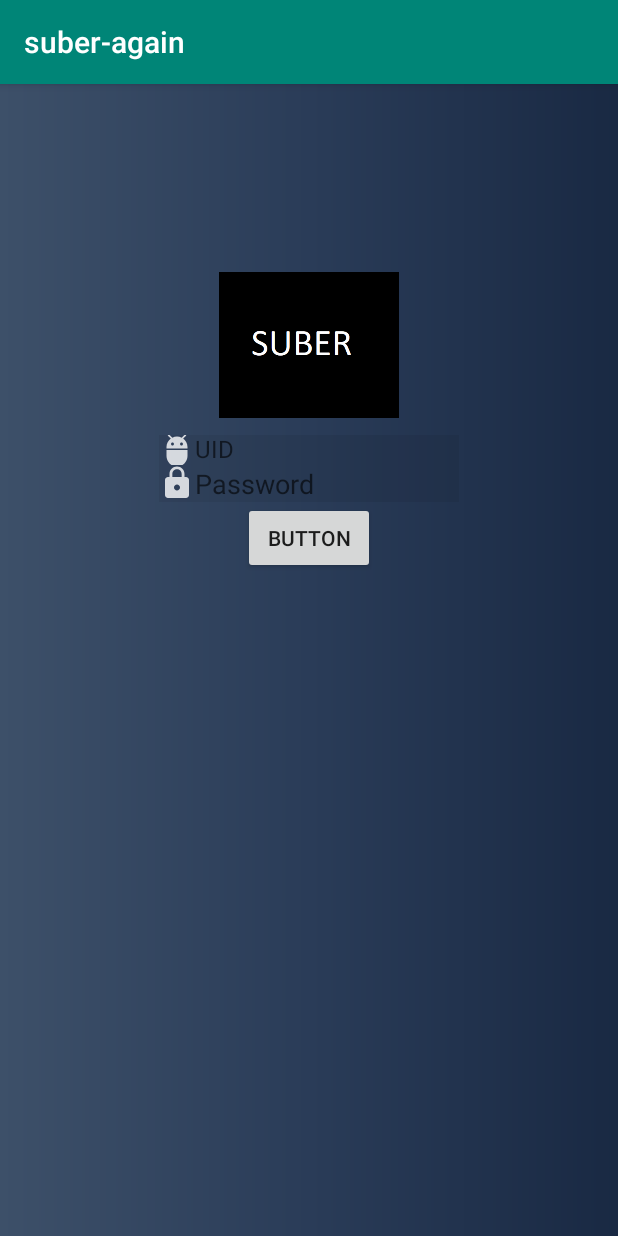
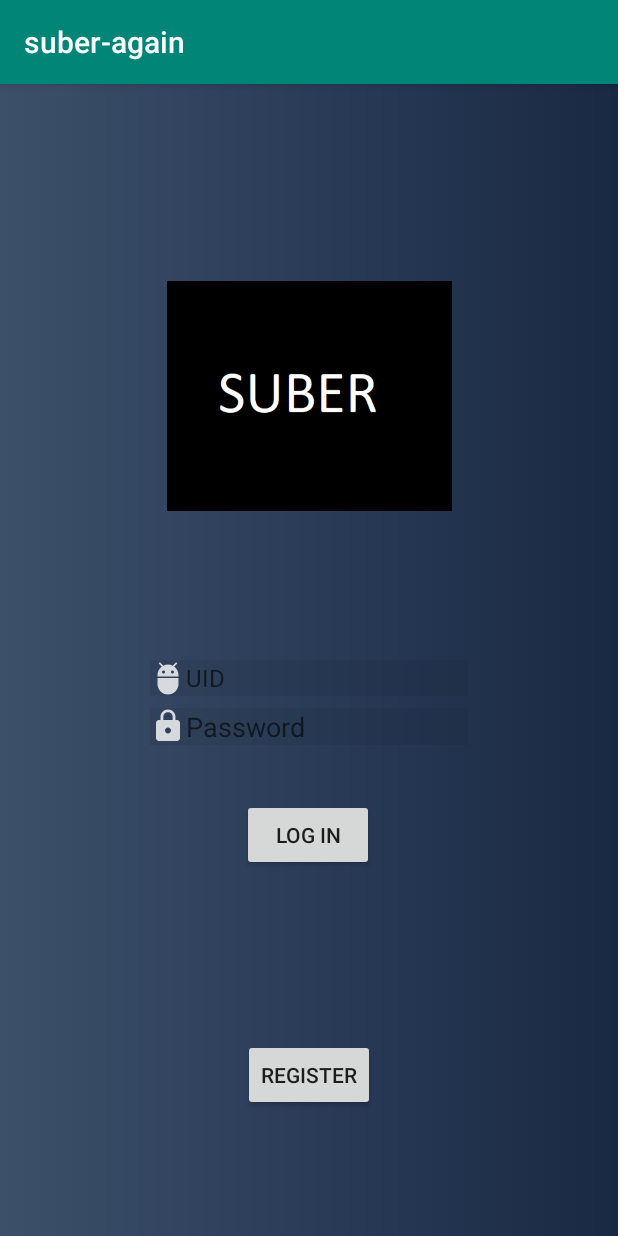
Before and after one commit to royhendel/SUBER, an Android app: the screen it shows after launch (MainActivity), on a phone screen of 412 x 824 dp. Run offline under Robolectric (Android 15) with nearby library versions, the light colour scheme and no system bars; our stand-ins replace Firebase (no records; nobody signed in at launch, a user with empty details on screens opened directly).

Commit message:
register added

```diff
--- a/Suber-again/app/src/main/AndroidManifest.xml
+++ b/Suber-again/app/src/main/AndroidManifest.xml
@@ -9,7 +9,8 @@
         android:roundIcon="@mipmap/ic_launcher_round"
         android:supportsRtl="true"
         android:theme="@style/AppTheme">
-        <activity android:name=".SaniterHomeScreen"></activity>
+        <activity android:name=".SignUpActivity"></activity>
+        <activity android:name=".DoctorHomeScreen"></activity>
         <activity android:name=".MainActivity">
             <intent-filter>
                 <action android:name="android.intent.action.MAIN" />
--- a/Suber-again/app/src/main/java/com/example/suber_again/MainActivity.java
+++ b/Suber-again/app/src/main/java/com/example/suber_again/MainActivity.java
@@ -13,12 +13,19 @@ import android.widget.Toast;
 
 import com.google.firebase.database.DataSnapshot;
 import com.google.firebase.database.DatabaseError;
+import com.google.firebase.database.DatabaseReference;
+import com.google.firebase.database.FirebaseDatabase;
 import com.google.firebase.database.ValueEventListener;
+import com.google.firebase.database.Query;
+import com.google.firebase.database.ChildEventListener;
 
 public class MainActivity extends AppCompatActivity {
 
     private EditText username, password;
-    private Button loginbtn;
+    private Button loginbtn, registerbtn;
+
+    FirebaseDatabase database;
+    DatabaseReference UsersDatabase;
 
     @Override
     protected void onCreate(Bundle savedInstanceState) {
@@ -28,55 +35,65 @@ public class MainActivity extends AppCompatActivity {
         username = findViewById(R.id.Username);
         password = findViewById(R.id.Password);
         loginbtn = findViewById(R.id.loginbutton);
-
+        registerbtn = findViewById(R.id.Register);
+        //FireBase
+        database = FirebaseDatabase.getInstance();
+        UsersDatabase = database.getReference("users");
 
         /*Intent intent = new Intent(MainActivity.this, SaniterHomeScreen.class);
         startActivity(new );*/
+        registerbtn.setOnClickListener(new View.OnClickListener()  {
+            @Override
+            public void onClick(View v){
+                Intent intent = new Intent(MainActivity.this, SignUpActivity.class);
+                startActivity(intent);
+            }
 
+
+        });
         loginbtn.setOnClickListener(new View.OnClickListener() {
             @Override
             public void onClick(View v) {
                 Toast.makeText(MainActivity.this, "Verifying User Information", Toast.LENGTH_SHORT).show();
 
-                /*progress = new ProgressDialog(LoginActivity.this);
-                progress.setMessage("Just a couple seconds...");
-                progress.setTitle("Logging you in...");
-                progress.setProgress(ProgressDialog.STYLE_SPINNER);
-                progress.show();
+                String username_input = username.getText().toString();
+                String password_input = password.getText().toString();
 
-                username_input = username.getText().toString();
-                String pass = editpass.getText().toString();
-                mAuth.signInWithEmailAndPassword(user, pass).addOnCompleteListener(LoginActivity.this, new OnCompleteListener<AuthResult>() {
-                    @Override
-                    public void onComplete(@NonNull Task<AuthResult> task) {
-
-                        if (task.isSuccessful()) {
-                            StaticObjects.useruid = mAuth.getUid();
-                            myRef = database.getReference("eztravel").child(mAuth.getUid());
-                            myRef.addListenerForSingleValueEvent(new ValueEventListener() {
-                                @Override
-                                public void onDataChange(@NonNull DataSnapshot dataSnapshot) {
-                                    StaticObjects.user = dataSnapshot.getValue(eztravel.class);
-                                    progress.dismiss();
-                                    startActivity(new Intent(LoginActivity.this, MainActivity.class));
-                                }
-
-                                @Override
-                                public void onCancelled(@NonNull DatabaseError databaseError) {
-                                    progress.dismiss();
-                                }
-                            });
-
-
-                        }
-
-                    }
-                });
-                */
+                Log_in(username_input, password_input);
 
             }
         });
 
 
     }
+
+    public void Log_in(final String username_input, final String password_input) {
+        UsersDatabase.addListenerForSingleValueEvent(new ValueEventListener() {
+            @Override
+            public void onDataChange(@NonNull DataSnapshot dataSnapshot) {
+                if(dataSnapshot.child(username_input).exists()){
+                    if(!username_input.isEmpty()){
+                        User Current_Attempt = dataSnapshot.child(username_input).getValue(User.class);
+                        if(Current_Attempt.getPassword().equals(password_input)){
+                            Toast.makeText(MainActivity.this, "Successfully logged in", Toast.LENGTH_SHORT).show();
+                        }
+                        else{
+                            Toast.makeText(MainActivity.this, "Password is Incorrect", Toast.LENGTH_SHORT).show();
+                        }
+
+                    }
+                    else{
+                        Toast.makeText(MainActivity.this, "Username is Not Registered", Toast.LENGTH_SHORT).show();
+                    }
+
+                }
+
+            }
+
+            @Override
+            public void onCancelled(@NonNull DatabaseError databaseError) {
+                Toast.makeText(MainActivity.this, "Error", Toast.LENGTH_SHORT).show();
+            }
+        });
+    }
 }
--- a/Suber-again/app/src/main/res/layout/activity_main.xml
+++ b/Suber-again/app/src/main/res/layout/activity_main.xml
@@ -1,7 +1,8 @@
 <?xml version="1.0" encoding="utf-8"?>
-<LinearLayout xmlns:android="http://schemas.android.com/apk/res/android"
+<androidx.constraintlayout.widget.ConstraintLayout xmlns:android="http://schemas.android.com/apk/res/android"
     xmlns:app="http://schemas.android.com/apk/res-auto"
     xmlns:tools="http://schemas.android.com/tools"
+    android:id="@+id/linearLayout2"
     android:layout_width="match_parent"
     android:layout_height="match_parent"
     android:background="@drawable/gradient"
@@ -10,47 +11,73 @@
 
     <ImageView
         android:id="@+id/imageView"
-        android:layout_width="120dp"
-        android:layout_height="120dp"
-        android:layout_gravity="center_horizontal"
-        android:layout_alignParentTop="true"
-        android:layout_centerHorizontal="true"
-        android:layout_marginTop="114dp"
+        android:layout_width="190dp"
+        android:layout_height="165dp"
+        android:layout_marginTop="32dp"
+        app:layout_constraintBottom_toTopOf="@+id/Username"
+        app:layout_constraintEnd_toEndOf="parent"
+        app:layout_constraintStart_toStartOf="parent"
+        app:layout_constraintTop_toTopOf="parent"
         app:srcCompat="@drawable/suber_logo" />
 
     <EditText
         android:id="@+id/Username"
-        android:layout_width="200dp"
-        android:layout_height="20dp"
-        android:layout_alignParentBottom="true"
-        android:layout_centerInParent="true"
-        android:layout_gravity="center_horizontal"
+        android:layout_width="0dp"
+        android:layout_height="wrap_content"
         android:background="#11000000"
         android:drawableLeft="@drawable/ic_userdroid"
         android:ems="10"
         android:hint="UID"
         android:inputType="textPersonName"
-        android:textSize="16dp" />
+        android:textSize="16dp"
+        app:layout_constraintBottom_toBottomOf="parent"
+        app:layout_constraintEnd_toEndOf="@+id/Password"
+        app:layout_constraintHorizontal_bias="0.0"
+        app:layout_constraintStart_toStartOf="@+id/Password"
+        app:layout_constraintTop_toTopOf="parent"
+        app:layout_constraintVertical_bias="0.516" />
 
     <EditText
         android:id="@+id/Password"
-        android:layout_width="200dp"
-        android:layout_gravity="center_horizontal"
+        android:layout_width="0dp"
         android:layout_height="wrap_content"
+        android:layout_marginStart="100dp"
+        android:layout_marginTop="8dp"
+        android:layout_marginEnd="100dp"
         android:background="#11000000"
         android:drawableLeft="@drawable/ic_passlock"
         android:hint="Password"
-        android:inputType="textPassword" />
+        android:inputType="textPassword"
+        app:layout_constraintBottom_toTopOf="@+id/loginbutton"
+        app:layout_constraintEnd_toEndOf="parent"
+        app:layout_constraintHorizontal_bias="0.0"
+        app:layout_constraintStart_toStartOf="parent"
+        app:layout_constraintTop_toBottomOf="@+id/Username"
+        app:layout_constraintVertical_bias="0.243" />
 
     <Button
         android:id="@+id/loginbutton"
         android:layout_width="wrap_content"
         android:layout_height="wrap_content"
-        android:layout_alignParentBottom="true"
-        android:layout_gravity="center_horizontal"
-        android:layout_centerHorizontal="true"
-        android:layout_marginBottom="140dp"
-        android:text="Button" />
+        android:layout_marginTop="36dp"
+        android:text="Log In"
+        app:layout_constraintEnd_toEndOf="parent"
+        app:layout_constraintHorizontal_bias="0.498"
+        app:layout_constraintStart_toStartOf="parent"
+        app:layout_constraintTop_toBottomOf="@+id/Password" />
+
+    <Button
+        android:id="@+id/Register"
+        android:layout_width="wrap_content"
+        android:layout_height="wrap_content"
+        android:layout_marginTop="160dp"
+        android:text="Register"
+        app:layout_constraintBottom_toBottomOf="parent"
+        app:layout_constraintEnd_toEndOf="parent"
+        app:layout_constraintHorizontal_bias="0.501"
+        app:layout_constraintStart_toStartOf="parent"
+        app:layout_constraintTop_toTopOf="@+id/loginbutton"
+        app:layout_constraintVertical_bias="0.0" />
 
 
-</LinearLayout>
+</androidx.constraintlayout.widget.ConstraintLayout>
```
Also changed, not shown: Suber-again/app/src/main/java/com/example/suber_again/SignUpActivity.java (added, +86 -0 lines), Suber-again/app/src/main/java/com/example/suber_again/User.java (added, +40 -0 lines), Suber-again/app/src/main/res/layout/activity_sign_up.xml (added, +92 -0 lines), 5 other files.
